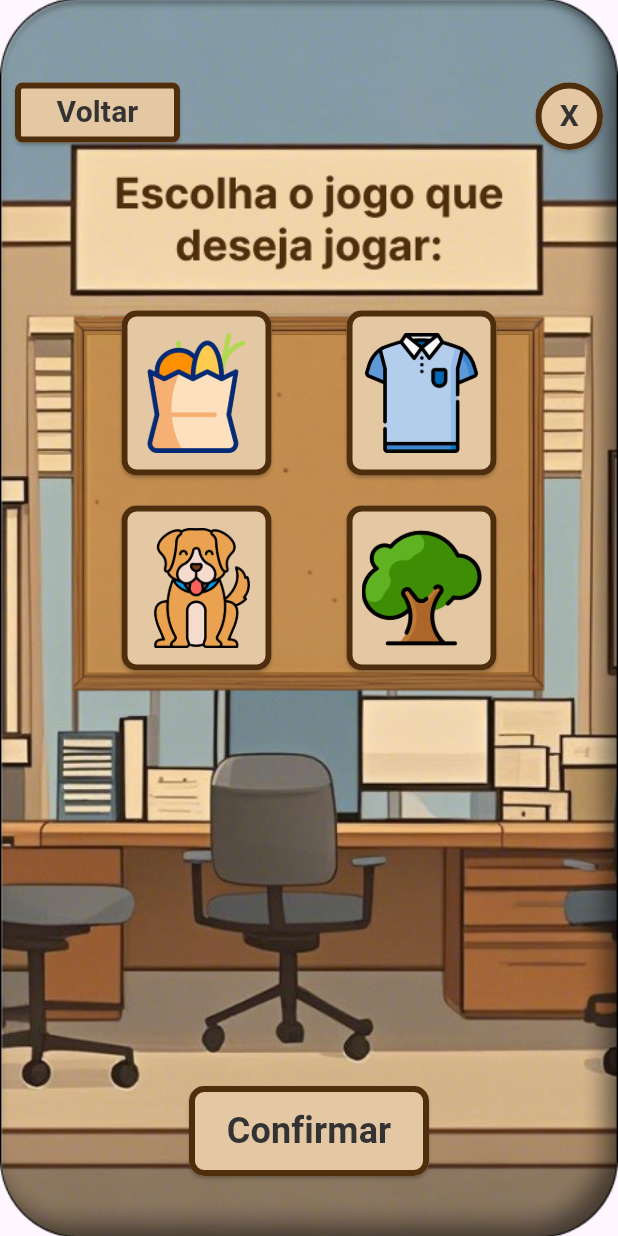
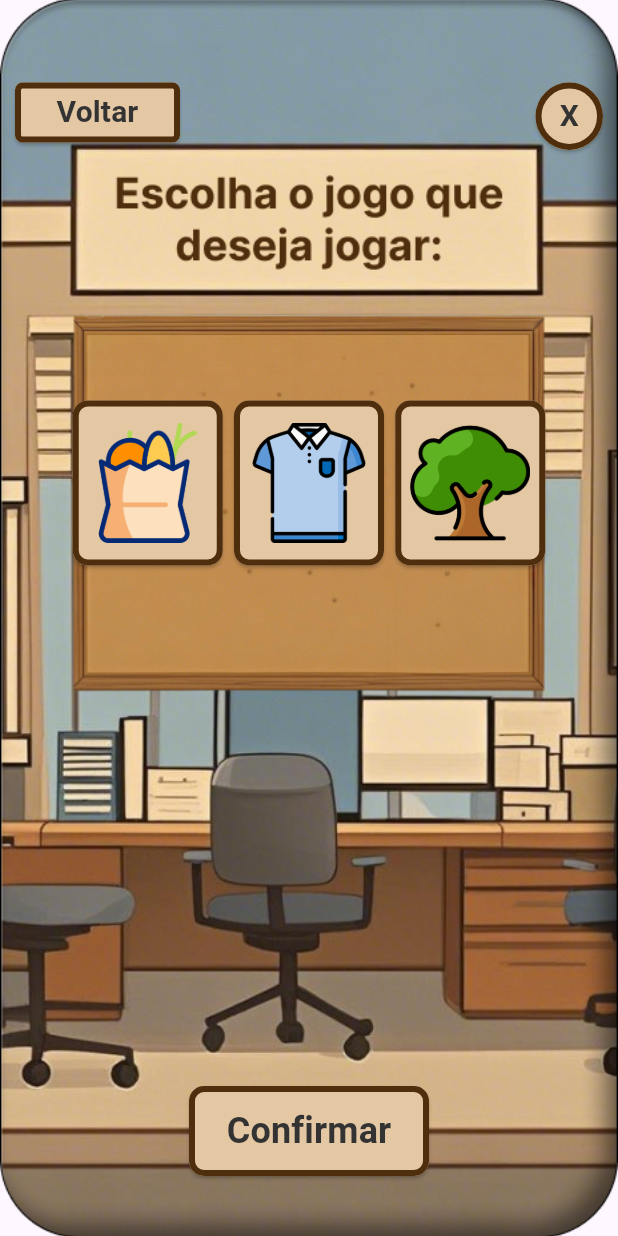
Before and after one commit to joaopferreira7/Missao-Solidaria, a Flutter app: the TelaEscolherJogo screen opened directly, after a tap on "Confirmar", on a phone screen of 412 x 824 dp. Run offline on Flutter 3.47's test engine with Material 3 defaults, Android fonts, the phone set to English and light mode, and no system bars.

Commit message:
modificação nos botões de escolher jogo

```diff
--- a/lib/main.dart
+++ b/lib/main.dart
@@ -515,9 +515,6 @@ class _TelaEscolherJogoState extends State<TelaEscolherJogo> {
       case 3:
         tela = TelaJogo3();
         break;
-      case 4:
-        tela = TelaJogo4();
-        break;
       default:
         return;
     }
@@ -630,19 +627,13 @@ class _TelaEscolherJogoState extends State<TelaEscolherJogo> {
                     mainAxisAlignment: MainAxisAlignment.center,
                     children: [
                       _buildBotaoJogar('assets/images/Jogo1.png', 1),
-                      SizedBox(width: 50),
+                      SizedBox(width: 7.5),
                       _buildBotaoJogar('assets/images/Jogo2.png', 2),
+                      SizedBox(width: 7.5),
+                      _buildBotaoJogar('assets/images/Jogo3.png', 3),
                     ],
                   ),
-                  SizedBox(height: 20),
-                  Row(
-                    mainAxisAlignment: MainAxisAlignment.center,
-                    children: [
-                      _buildBotaoJogar('assets/images/Jogo3.png', 3),
-                      SizedBox(width: 50),
-                      _buildBotaoJogar('assets/images/Jogo4.png', 4),
-                    ],
-                  ),
+                  SizedBox(height: 10),
                 ],
               ),
             ),
@@ -934,15 +925,6 @@ class TelaJogo3 extends StatelessWidget {
   }
 }
 
-class TelaJogo4 extends StatelessWidget {
-  @override
-  Widget build(BuildContext context) {
-    return Scaffold(
-      appBar: AppBar(title: Text('Jogo 4')),
-      body: Center(child: Text('Tela do Jogo 4')),
-    );
-  }
-}
 
 // Outras Telas
 class TelaComoJogar extends StatelessWidget {
```
Also changed, not shown: assets/images/Jogo3.png, assets/images/Jogo4.png (deleted).
